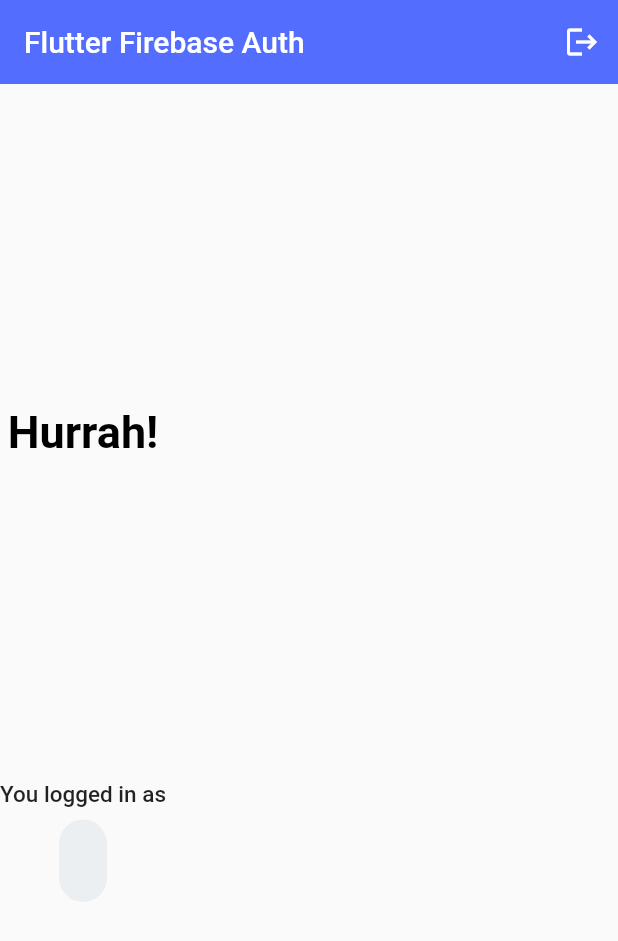
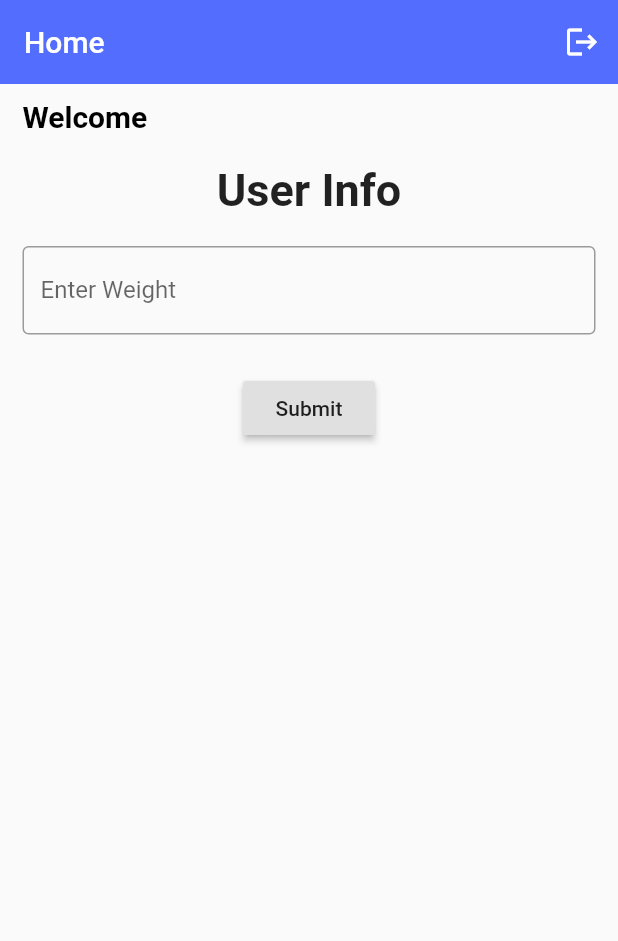
Before and after one commit to ahmedhakim0011/job_test, a Flutter app: the screen it shows once a user with an empty profile is signed in, on a phone screen of 412 x 824 dp. Shown: the top 941 px of the screen. Run offline on Flutter 3.47's test engine with Material 2 defaults, Android fonts, the phone set to English and light mode, and no system bars; our stand-ins replace cloud_firestore, firebase_auth, firebase_core, google_fonts; accounts and stored records are empty; network calls fail.

Commit message:
get data done

```diff
--- a/lib/home.dart
+++ b/lib/home.dart
@@ -1,4 +1,7 @@
+import 'package:cloud_firestore/cloud_firestore.dart';
 import 'package:flutter/material.dart';
+import 'package:job_test/model/userInfo.dart';
+import 'package:job_test/provider/user_Info_provider.dart';
 import 'package:provider/provider.dart';
 import 'package:firebase_auth/firebase_auth.dart';
 
@@ -10,6 +13,7 @@
 }
 
 class _HomeState extends State<Home> {
+  TextEditingController weightController = TextEditingController();
 // 1
   User? user;
 
@@ -24,13 +28,15 @@
 
   @override
   Widget build(BuildContext context) {
+    UserInfoProvider userInfoProvider = Provider.of(context);
+    userInfoProvider.getUserData();
     return Scaffold(
       appBar: AppBar(
         automaticallyImplyLeading: false,
         elevation: 0,
         backgroundColor: Colors.indigoAccent,
         title: const Text(
-          'Flutter Firebase Auth',
+          'Home',
           style: TextStyle(
               fontSize: 20, fontWeight: FontWeight.w500, color: Colors.white),
         ),
@@ -43,46 +49,102 @@
               })
         ],
       ),
-      body: Column(
-        mainAxisAlignment: MainAxisAlignment.spaceEvenly,
+      body: SingleChildScrollView(
+        child: Column(
+          crossAxisAlignment: CrossAxisAlignment.start,
           children: [
-          const Text("Hurrah!",
+            Container(
+              margin: EdgeInsets.symmetric(horizontal: 15, vertical: 10),
+              child: Row(
+                mainAxisAlignment: MainAxisAlignment.start,
+                children: [
+                  const Text("Welcome",
                       style: TextStyle(
-                fontSize: 30,
+                        fontSize: 20,
                         fontWeight: FontWeight.w700,
                         color: Colors.black,
                       )),
-          Column(
-            children: [
-              const Text(
-                "You logged in as",
-                style: TextStyle(fontSize: 15, fontWeight: FontWeight.w500),
-              ),
                   Padding(
-                padding: const EdgeInsets.all(8.0),
-                child: Container(
-                  decoration: BoxDecoration(
-                    color: Colors.blueGrey.shade50,
-                    borderRadius: const BorderRadius.all(
-                      Radius.circular(25.0),
-                    ),
-                  ),
-                  child: Padding(
-                    padding: const EdgeInsets.all(16.0),
+                    padding: const EdgeInsets.only(left: 8),
                     child: Text(
                       // 4
                       user != null ? user!.email.toString() : "No User Found",
                       style: const TextStyle(
                         fontSize: 20,
+                        color: Colors.blue,
                         fontWeight: FontWeight.w600,
-                      ),
-                    ),
                       ),
                     ),
                   ),
                 ],
               ),
+            ),
+            Column(
+              children: [
+                Container(
+                    margin: EdgeInsets.symmetric(horizontal: 15, vertical: 10),
+                    child: const Text(
+                      'User Info',
+                      style:
+                          TextStyle(fontSize: 30, fontWeight: FontWeight.bold),
+                    )),
+                Container(
+                  margin:
+                      const EdgeInsets.symmetric(horizontal: 15, vertical: 10),
+                  child: TextFormField(
+                    controller: weightController,
+                    validator: (value) {
+                      if (value!.isEmpty) {
+                        return "please Enter Weight";
+                      }
+                    },
+                    decoration: const InputDecoration(
+                        labelText: "Enter Weight",
+                        border: OutlineInputBorder(
+                            borderSide: BorderSide(
+                          color: Colors.red,
+                          width: 2.0,
+                        ))),
+                  ),
+                ),
+                Container(
+                  alignment: Alignment.center,
+                  margin: const EdgeInsets.only(top: 15.0),
+                  child: RaisedButton(
+                    child: const Text("Submit"),
+                    onPressed: () {
+                      userInfoProvider.addUserInfo(
+                          userWeight: weightController.text.toString(),
+                          ID: FirebaseAuth.instance.currentUser!.uid);
+                      weightController.clear();
+                    },
+                  ),
+                ),
               ],
+            ),
+            SizedBox(
+              height: 200,
+              child: ListView.builder(
+                itemCount: userInfoProvider.getuserDataList.length,
+                itemBuilder: ((context, index) {
+                  Userinfo data = userInfoProvider.getuserDataList[index];
+                  print(data.userWeight);
+
+                  return Column(
+                    children: [
+                      Row(
+                        children: [
+                          Text(data.userWeight.toString()),
+                          Text(data.time.toString()),
+                        ],
+                      )
+                    ],
+                  );
+                }),
+              ),
+            )
+          ],
+        ),
       ),
     );
   }
--- a/lib/main.dart
+++ b/lib/main.dart
@@ -1,4 +1,6 @@
 import 'package:flutter/material.dart';
+import 'package:google_fonts/google_fonts.dart';
+import 'package:job_test/provider/user_Info_provider.dart';
 import 'package:job_test/signnig.dart';
 import 'package:job_test/signup.dart';
 import 'authentication_service.dart';
@@ -10,6 +12,7 @@
 import 'package:firebase_core/firebase_core.dart';
 import 'package:firebase_auth/firebase_auth.dart';
 
+import 'data.dart';
 import 'home.dart';
 
 // 1
@@ -24,6 +27,7 @@
   Widget build(BuildContext context) {
     return MultiProvider(
       providers: [
+        ChangeNotifierProvider(create: (context) => UserInfoProvider()),
         // 2
         Provider<AuthenticationService>(
           create: (_) => AuthenticationService(FirebaseAuth.instance),
@@ -47,6 +51,7 @@
           '/signin': (context) => SignIn(),
           '/signup': (context) => SignUp(),
           '/home': (context) => Home(),
+          '/data': (context) => data(),
         },
       ),
     );
--- /dev/null
+++ b/lib/model/userInfo.dart
@@ -0,0 +1,9 @@
+import 'package:cloud_firestore/cloud_firestore.dart';
+
+class Userinfo {
+  String? Id;
+  String? userWeight;
+  Timestamp? time;
+
+  Userinfo({this.Id, this.userWeight, this.time});
+}
--- a/pubspec.yaml
+++ b/pubspec.yaml
@@ -43,6 +43,8 @@
   firebase_storage: ^10.2.9
   firebase_core: ^1.13.1
   velocity_x: ^3.3.0
+  google_fonts: ^2.1.0
+
 
 dev_dependencies:
   flutter_test:
```
Also changed, not shown: lib/data.dart (added, +38 -0 lines), lib/provider/user_Info_provider.dart (added, +76 -0 lines), pubspec.lock, 1 other file. Lines whose indentation alone changed are shown as unchanged.
